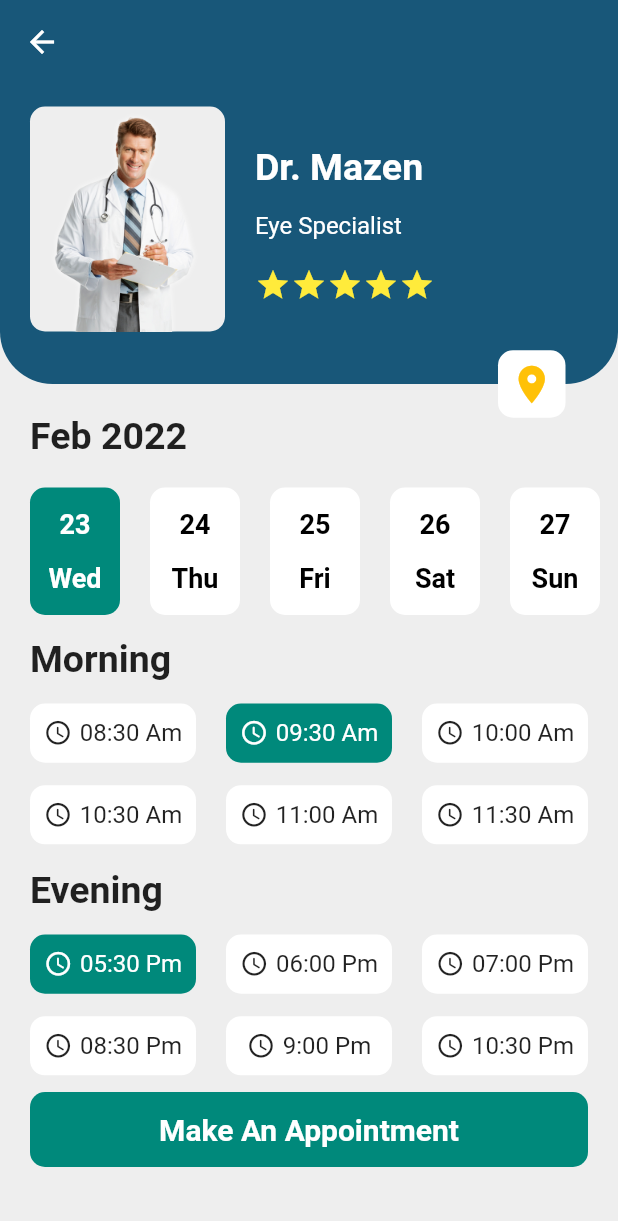
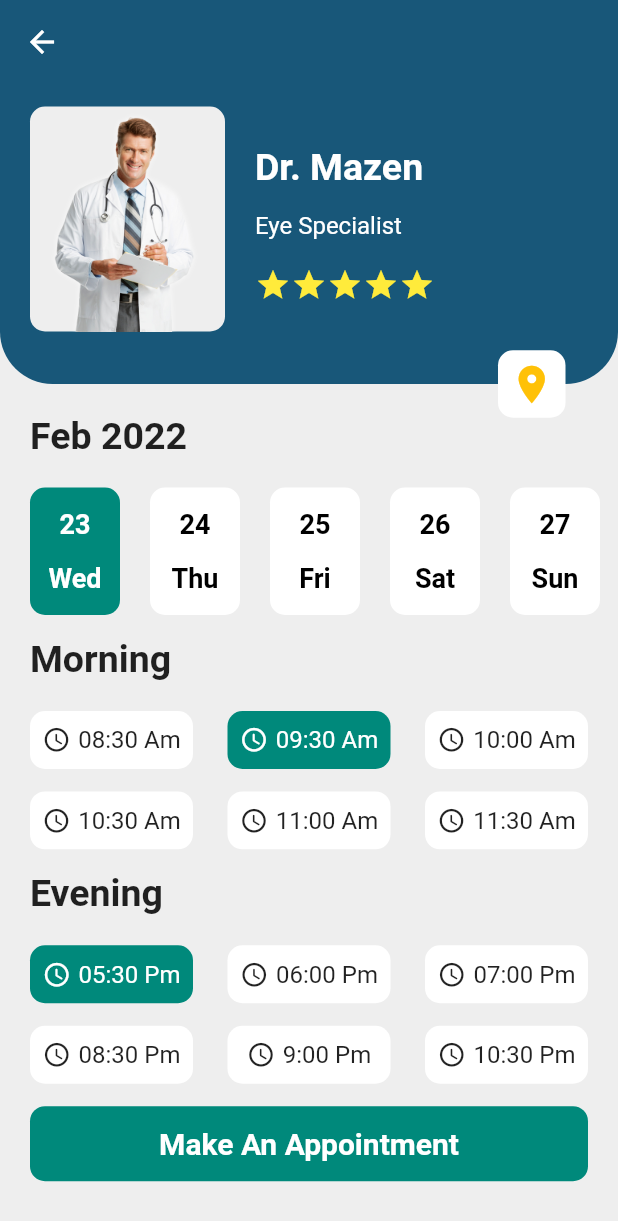
Before and after one commit to Tolbaax/dr_Appointment, a Flutter app: the screen it shows after launch, after a tap on "Dr. Mazen", on a phone screen of 412 x 824 dp. Shown: the top 1221 px of the screen. Run offline on Flutter 3.47's test engine with Material 2 defaults, Android fonts, the phone set to English and light mode, and no system bars.

Commit message:
Initial commit

```diff
--- a/lib/View/Screens/AppScreen.dart
+++ b/lib/View/Screens/AppScreen.dart
@@ -9,8 +9,9 @@ import 'package:intl/intl.dart';
 import '../../Model/DataTimeModel.dart';
 
 class AppScreen extends StatefulWidget {
-  AppScreen({Key? key,this.rate}) : super(key: key);
-  TopRateModel? rate;
+  const AppScreen({Key? key,this.rate}) : super(key: key);
+  final TopRateModel? rate;
+
   @override
   _AppScreenState createState() => _AppScreenState();
 }
@@ -25,10 +26,11 @@ class _AppScreenState extends State<AppScreen> {
 
   int lastDayOfMonth = DateTime(DateTime.now().year,DateTime.now().month + 1,0).day;
 
+  var currentIndex = 0;
+
   List<DataTimeModel> dataTime = [];
 
-  void initializeDate()
-  {
+  void initializeDate() {
     for(int day =today; day<=lastDayOfMonth;day++) {
       dataTime.add(DataTimeModel(
         daysNum: day,
@@ -94,7 +96,7 @@ class _AppScreenState extends State<AppScreen> {
                           ),
                         ),
                         Padding(
-                          padding:const EdgeInsets.only(left: 20),
+                          padding:const EdgeInsets.only(left: 20,),
                           child: Text(
                             widget.rate!.spec!,
                             style:const TextStyle(
@@ -176,16 +178,17 @@ class _AppScreenState extends State<AppScreen> {
                   )),
             ],
           ),
-          Container(
-            height: 110,
-            margin: const EdgeInsets.only(right: 20,),
+          Padding(
+            padding: const EdgeInsets.only(right: 20,top: 5),
             child: GridView.builder(gridDelegate:
             const SliverGridDelegateWithFixedCrossAxisCount(
-                crossAxisCount: 3,childAspectRatio: 2.4),
+                crossAxisCount: 3,childAspectRatio: 2.4,crossAxisSpacing: 3),
                 itemCount: morningTime.length,
+                shrinkWrap: true,
+                physics: const NeverScrollableScrollPhysics(),
                 itemBuilder: (context,index){
               return DrTimeWidget(drTime: morningTime[index],);
-                })
+                }),
           ),
           Row(
             mainAxisAlignment: MainAxisAlignment.start,
@@ -198,21 +201,22 @@ class _AppScreenState extends State<AppScreen> {
                   )),
             ],
           ),
-          Container(
-              height: 110,
-              margin: const EdgeInsets.only(right: 20,),
-              child: GridView.builder(gridDelegate:
-              const SliverGridDelegateWithFixedCrossAxisCount(
-                  crossAxisCount: 3,childAspectRatio: 2.4),
-                  itemCount: eveningTime.length,
-                  itemBuilder: (context,index){
-                    return DrTimeWidget(drTime: eveningTime[index],);
-                  })
+          Padding(
+            padding: const EdgeInsets.only(right: 20,top: 5),
+            child: GridView.builder(gridDelegate:
+            const SliverGridDelegateWithFixedCrossAxisCount(
+                crossAxisCount: 3,childAspectRatio: 2.4,crossAxisSpacing: 3,),
+                itemCount: eveningTime.length,
+                shrinkWrap: true,
+                physics: const NeverScrollableScrollPhysics(),
+                itemBuilder: (context,index){
+                  return DrTimeWidget(drTime: eveningTime[index],);
+                }),
           ),
           Container(
             alignment: Alignment.center,
             height: 50,
-            margin:const EdgeInsets.only(left: 20,right: 20,top: 10),
+            margin:const EdgeInsets.only(left: 20,right: 20,top: 15),
             decoration: BoxDecoration(
               borderRadius: BorderRadius.circular(10),
               color: Colors.teal.shade600,
```
